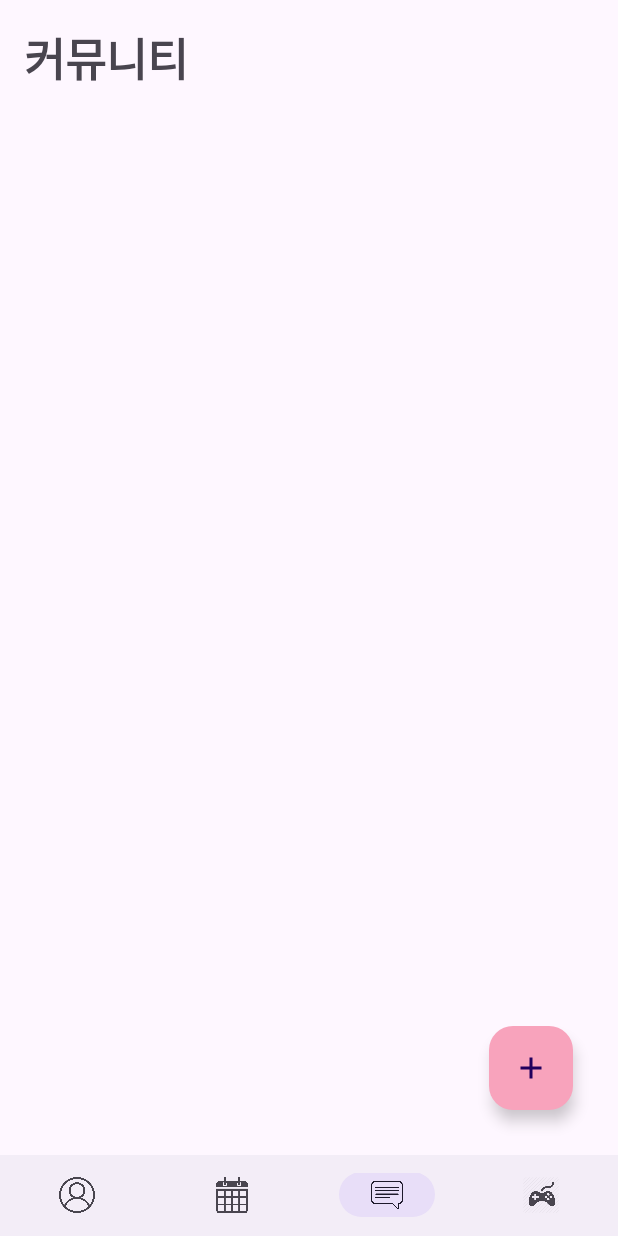
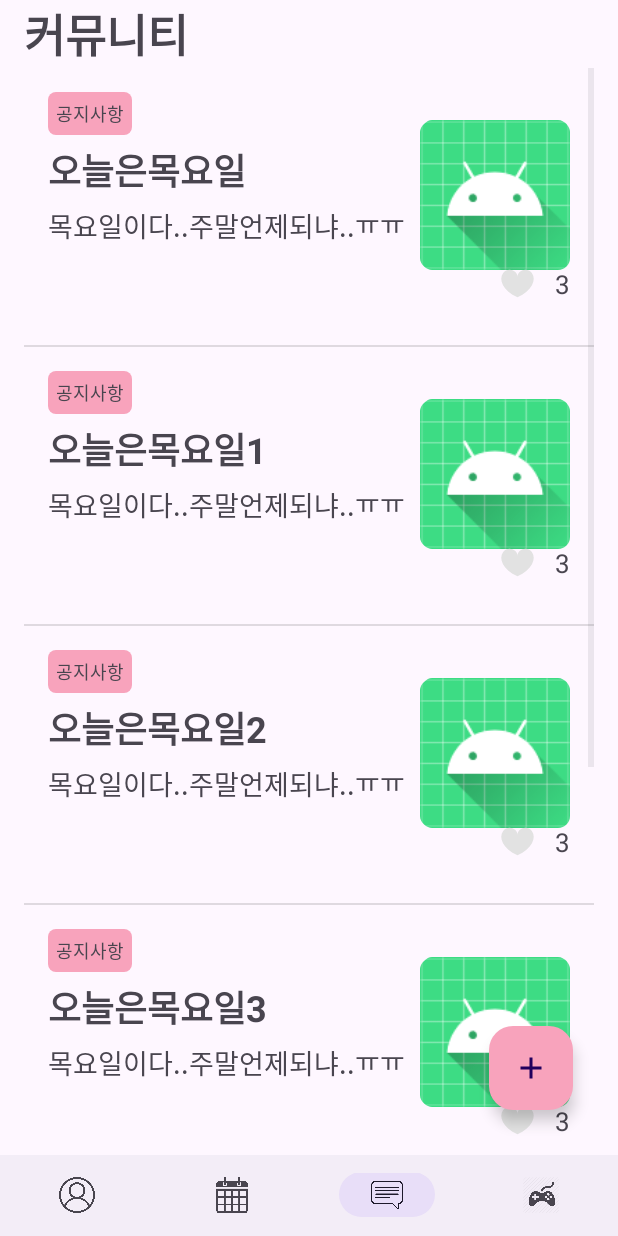
Before and after one commit to joye-seo/Sixtagram, an Android app: the CommunityActivity screen opened directly, with no data from a screen before it, on a phone screen of 412 x 824 dp. Run offline under Robolectric (Android 15) with nearby library versions, the phone set to English and light mode, and no system bars.

Commit message:
[FEAT] Community - CommunityDetail 데이터 연결

```diff
--- a/app/src/main/java/com/example/sixtagram/community/CommunityActivity.kt
+++ b/app/src/main/java/com/example/sixtagram/community/CommunityActivity.kt
@@ -2,24 +2,65 @@ package com.example.sixtagram.community
 
 import android.content.Intent
 import android.os.Bundle
+import android.widget.ListView
 import androidx.appcompat.app.AppCompatActivity
 import com.example.sixtagram.R
 import com.example.sixtagram.calendar.CalendarActivity
 import com.example.sixtagram.game.GameStartActivity
 import com.example.sixtagram.member.MemberActivity
 import com.google.android.material.bottomnavigation.BottomNavigationView
+import com.google.android.material.floatingactionbutton.FloatingActionButton
 
 class CommunityActivity : AppCompatActivity() {
 
     private val bottomNav: BottomNavigationView by lazy {
         findViewById(R.id.bottom_nav)
     }
+    lateinit var communityAdapter: CommunityAdapter
+
 
     override fun onCreate(savedInstanceState: Bundle?) {
         super.onCreate(savedInstanceState)
         setContentView(R.layout.activity_community)
+        val btnAdd = findViewById<FloatingActionButton>(R.id.btn_community_add)
+
+
         initNavigation()
+
+        val communityListView = findViewById<ListView>(R.id.listview_community)
+
+        val communityArrayList = arrayListOf(
+            CommunityData("공지사항", "오늘은목요일", "목요일이다..주말언제되냐..ㅠㅠ", "", 3),
+            CommunityData("공지사항", "오늘은목요일1", "목요일이다..주말언제되냐..ㅠㅠ", "", 3),
+            CommunityData("공지사항", "오늘은목요일2", "목요일이다..주말언제되냐..ㅠㅠ", "", 3),
+            CommunityData("공지사항", "오늘은목요일3", "목요일이다..주말언제되냐..ㅠㅠ", "", 3),
+            CommunityData("공지사항", "오늘은목요일4", "목요일이다..주말언제되냐..ㅠㅠ", "", 3),
+            CommunityData("공지사항", "오늘은목요일5", "목요일이다..주말언제되냐..ㅠㅠ", "", 3),
+        )
+
+        communityArrayList.add(
+            CommunityData("공지사항", "오늘은목요일3", "목요일이다..주말언제되냐..ㅠㅠ", "", 3),
+        )
+
+        val adapter = CommunityAdapter(this, communityArrayList)
+        communityListView.adapter = adapter
+
+        btnAdd.setOnClickListener {
+            val intent = Intent(this,CommunityAddActivity::class.java)
+            startActivity(intent)
+                    communityArrayList.add(0,communityArrayList[0])
+//            communityAdapter.notifyDataSetChanged()
+        }
+
+        //아이템 클릭 시 나오는 결과 값
+        communityListView.setOnItemClickListener { parent, view, position, id ->
+            val intent = Intent(this, CommunityDetailActivity::class.java)
+            intent.putExtra("communityData", communityArrayList[position])
+            startActivity(intent)
+        }
+
     }
+
 
     private fun initNavigation() = with(bottomNav)
     {
--- /dev/null
+++ b/app/src/main/java/com/example/sixtagram/community/CommunityAdapter.kt
@@ -0,0 +1,52 @@
+package com.example.sixtagram.community
+
+import android.content.Context
+import android.view.LayoutInflater
+import android.view.View
+import android.view.ViewGroup
+import android.widget.BaseAdapter
+import android.widget.ImageView
+import android.widget.TextView
+import com.example.sixtagram.R
+
+class CommunityAdapter(
+    val mContext: Context,
+    val mList: ArrayList<CommunityData>
+) : BaseAdapter() {
+
+    // listview에 속한 item 전체 수
+    override fun getCount(): Int {
+        return mList.size
+    }
+
+    // 해당 위치에 대한 item 메소드 번호
+    override fun getItem(position: Int): Any {
+        return mList[position]
+    }
+
+    // 해당 위치에 대한 item id 값, 필요 없으면 0
+    override fun getItemId(position: Int): Long {
+        return 0
+    }
+
+
+    //xml과 view데이터를 연결하는 핵심 역할을 하는 메소드
+    override fun getView(position: Int, convertView: View?, parent: ViewGroup?): View {
+        val view = LayoutInflater.from(mContext).inflate(R.layout.item_community, null)
+
+        val title = view.findViewById<TextView>(R.id.tv_community_title)
+        val content = view.findViewById<TextView>(R.id.tv_community_content)
+        val like = view.findViewById<TextView>(R.id.tv_communuty_like_count)
+        val image = view.findViewById<ImageView>(R.id.iv_community_image)
+
+        val community = mList[position]
+
+        title.text = community.title
+        content.text = community.content
+        like.text = community.like.toString()
+
+        return view
+    }
+
+
+}
--- a/app/src/main/java/com/example/sixtagram/community/CommunityData.kt
+++ b/app/src/main/java/com/example/sixtagram/community/CommunityData.kt
@@ -1,4 +1,6 @@
 package com.example.sixtagram.community
+
+import java.io.Serializable
 
 data class CommunityData(
     val topic : String,
@@ -6,4 +8,4 @@ data class CommunityData(
     val content : String,
     val picture : String,
     val like : Int,
-)
+):Serializable
--- a/app/src/main/res/layout/activity_community.xml
+++ b/app/src/main/res/layout/activity_community.xml
@@ -8,25 +8,24 @@
 
     <LinearLayout
         android:layout_width="match_parent"
+        android:layout_height="match_parent"
+        android:orientation="vertical"
         android:paddingHorizontal="16dp"
-        android:layout_marginTop="16dp"
-        app:layout_constraintTop_toTopOf="parent"
-        android:layout_height="wrap_content"
-        android:orientation="vertical">
+        app:layout_constraintBottom_toTopOf="@id/bottom_nav"
+        app:layout_constraintTop_toTopOf="parent">
 
         <androidx.appcompat.widget.AppCompatTextView
             android:layout_width="match_parent"
-            android:layout_height="match_parent"
+            android:layout_height="wrap_content"
             android:text="@string/community"
             android:textSize="30sp"
             android:textStyle="bold" />
 
         <ListView
             android:id="@+id/listview_community"
-            android:layout_marginTop="20dp"
-            tools:listitem="@layout/item_community"
             android:layout_width="match_parent"
-            android:layout_height="wrap_content"/>
+            android:layout_height="wrap_content"
+            tools:listitem="@layout/item_community" />
 
     </LinearLayout>
 
--- a/app/src/main/res/layout/activity_community_add.xml
+++ b/app/src/main/res/layout/activity_community_add.xml
@@ -15,7 +15,7 @@
         app:layout_constraintTop_toTopOf="parent">
 
         <androidx.appcompat.widget.AppCompatImageView
-            android:id="@+id/btn_community_add_backk"
+            android:id="@+id/btn_community_add_back"
             android:layout_width="40dp"
             android:layout_height="40dp"
             android:layout_gravity="center"
```
Also changed, not shown: app/src/main/AndroidManifest.xml (+13 -12 lines), app/src/main/java/com/example/sixtagram/community/CommunityAddActivity.kt (+8 -0 lines), app/src/main/java/com/example/sixtagram/community/CommunityDetailActivity.kt (+22 -0 lines).
